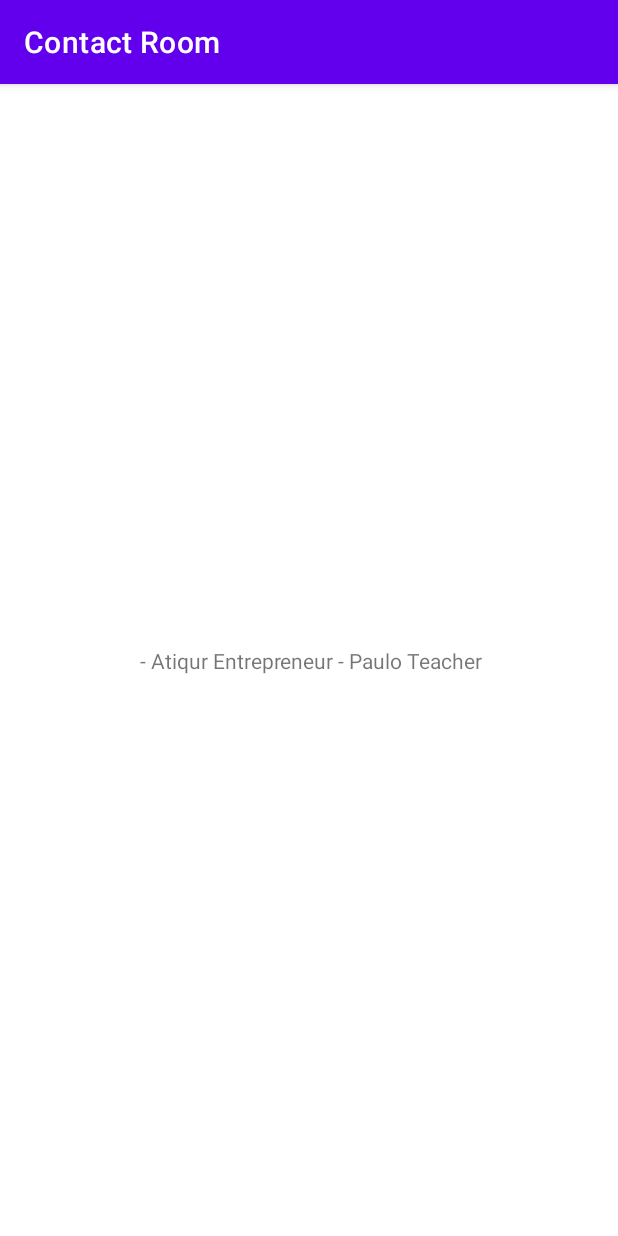
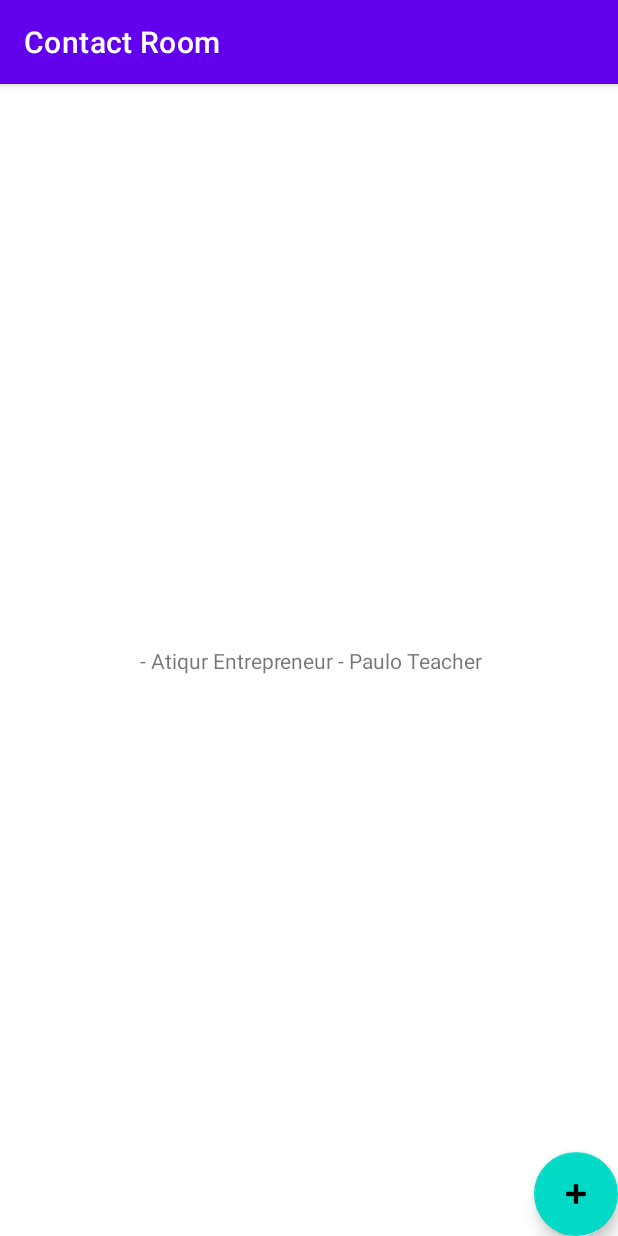
Before and after one commit to atiqur/ContactRoom, an Android app: the screen it shows after launch (MainActivity), on a phone screen of 412 x 824 dp. Run offline under Robolectric (Android 15) with nearby library versions, the phone set to English and light mode, and no system bars; our stand-ins replace Room's generated code.

Commit message:
Adding Custom Contacts Via the Contact Activity

```diff
--- a/app/src/main/res/layout/activity_main.xml
+++ b/app/src/main/res/layout/activity_main.xml
@@ -15,4 +15,14 @@
         app:layout_constraintRight_toRightOf="parent"
         app:layout_constraintTop_toTopOf="parent" />
 
+    <com.google.android.material.floatingactionbutton.FloatingActionButton
+        android:id="@+id/add_contact_fab"
+        android:layout_width="wrap_content"
+        android:layout_height="wrap_content"
+        android:clickable="true"
+        android:contentDescription="@string/description_button"
+        app:layout_constraintBottom_toBottomOf="parent"
+        app:layout_constraintEnd_toEndOf="parent"
+        app:srcCompat="@android:drawable/ic_input_add" />
+
 </androidx.constraintlayout.widget.ConstraintLayout>
--- a/app/src/main/res/values/strings.xml
+++ b/app/src/main/res/values/strings.xml
@@ -4,4 +4,5 @@
     <string name="occupation_hint">Occupation</string>
     <string name="save_text">Save</string>
     <string name="empty">Enter Information</string>
+    <string name="description_button">Add contact button</string>
 </resources>
```
Also changed, not shown: app/src/main/AndroidManifest.xml (+4 -4 lines), app/src/main/java/com/example/contactroom/MainActivity.java (+24 -0 lines), app/src/main/java/com/example/contactroom/NewContact.java (+13 -3 lines), app/src/main/res/drawable/ic_baseline_add_24.xml (added, +10 -0 lines).
